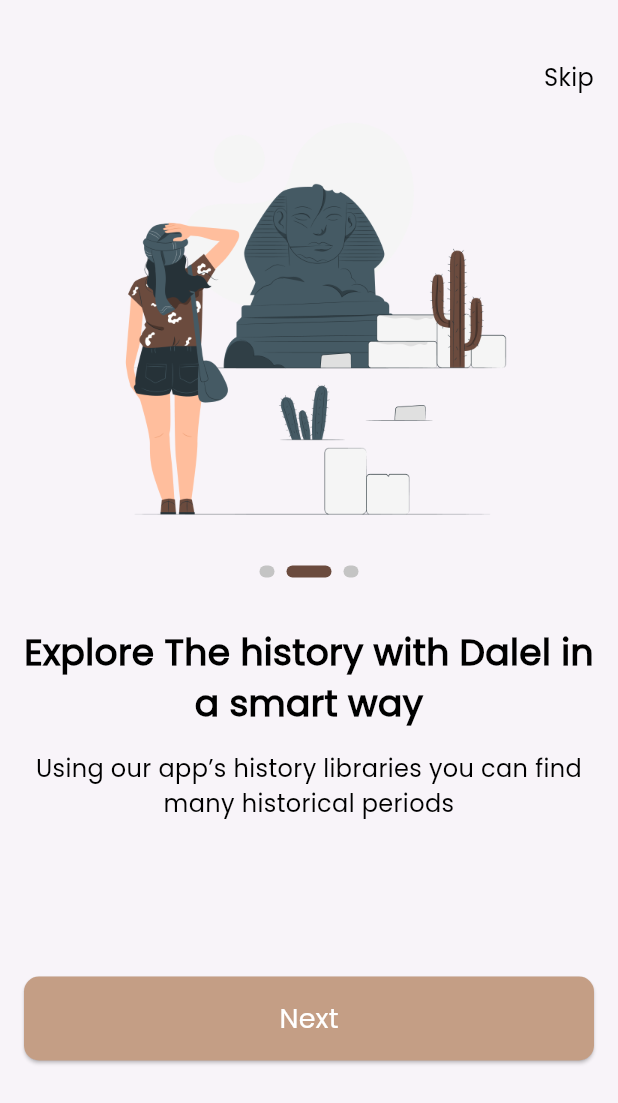
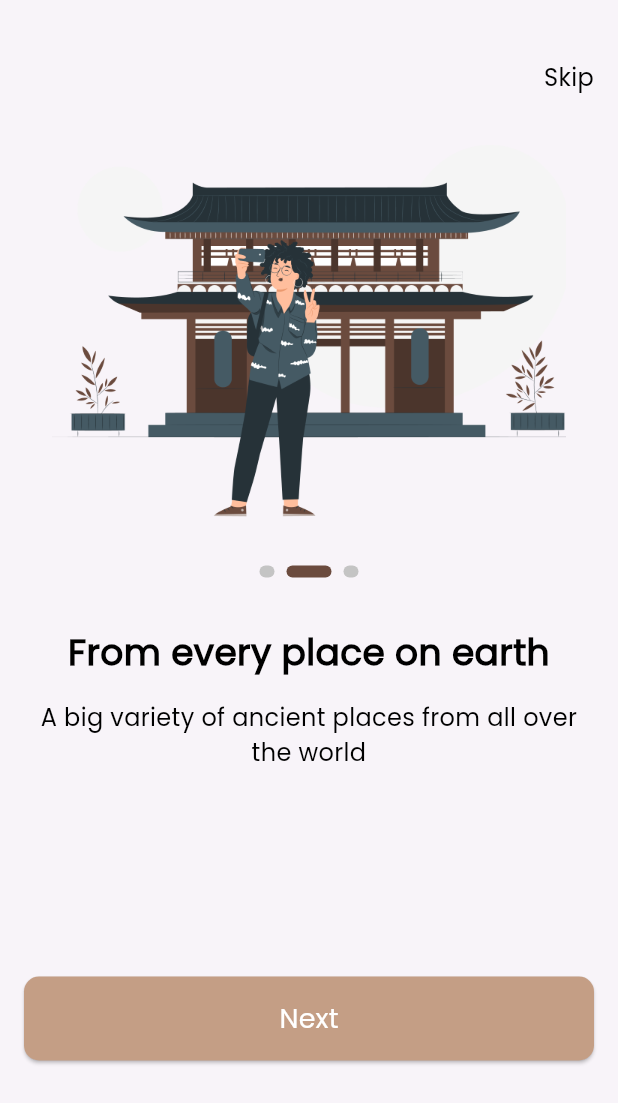
Before and after one commit to Redaessa7/dalel, a Flutter app: the screen it shows after launch, swiped to page 2, on a phone screen of 412 x 824 dp. Shown: the top 1103 px of the screen. Run offline on Flutter 3.47's test engine with Material 3 defaults, Android fonts, the phone set to English and light mode, and no system bars; drawn by our look-alikes of smooth_page_indicator; our stand-ins replace get_it, go_router, shared_preferences.

Commit message:
finish onboarding view

```diff
--- a/lib/core/routes/app_router.dart
+++ b/lib/core/routes/app_router.dart
@@ -1,3 +1,5 @@
+import 'package:dalel/features/auth/presentation/views/signin_view.dart';
+import 'package:dalel/features/auth/presentation/views/signup_view.dart';
 import 'package:dalel/features/onBoarding/presentation/views/on_boarding_view.dart';
 import 'package:dalel/features/splash/presentation/views/splash_view.dart';
 import 'package:go_router/go_router.dart';
@@ -6,5 +8,7 @@ final GoRouter router = GoRouter(
   routes: [
     GoRoute(path: "/", builder: (context, state) => SplashView()),
     GoRoute(path: "/onBoarding", builder: (context, state) => OnBoardingView()),
+    GoRoute(path: "/signup", builder: (context, state) => SignupView()),
+    GoRoute(path: "/signin", builder: (context, state) => SigninView()),
   ],
 );
--- /dev/null
+++ b/lib/features/onBoarding/data/models/on_boarding_model.dart
@@ -0,0 +1,33 @@
+import 'package:dalel/core/utils/app_assets.dart';
+
+class OnBoardingModel {
+  final String pathImage;
+  final String title;
+  final String subTitle;
+
+  OnBoardingModel({
+    required this.pathImage,
+    required this.title,
+    required this.subTitle,
+  });
+}
+
+List<OnBoardingModel> onBoardingData = [
+  OnBoardingModel(
+    title: "Explore The history with Dalel in a smart way",
+    subTitle:
+        "Using our app’s history libraries  you can find many historical periods",
+    pathImage: Assets.imagesOnBoarding1,
+  ),
+  OnBoardingModel(
+    title: "From every place on earth",
+    subTitle: "A big variety of ancient places from all over the world",
+    pathImage: Assets.imagesOnBoarding2,
+  ),
+  OnBoardingModel(
+    title: "Using modern AI technology for better user experience",
+    subTitle:
+        "AI provide recommendations and helps you to continue the search journey",
+    pathImage: Assets.imagesOnBoarding3,
+  ),
+];
--- /dev/null
+++ b/lib/features/onBoarding/presentation/functions/on_boarding.dart
@@ -0,0 +1,6 @@
+import 'package:dalel/core/database/cache/cache_helper.dart';
+import 'package:dalel/core/services/services_locator.dart';
+
+void onBoardingVisited() {
+  getIt<CacheHelper>().save(key: "onBoardingVisitedKey", value: true);
+}
--- a/lib/features/onBoarding/presentation/views/on_boarding_view.dart
+++ b/lib/features/onBoarding/presentation/views/on_boarding_view.dart
@@ -1,11 +1,20 @@
-import 'package:dalel/core/utils/app_strings.dart';
-import 'package:dalel/core/widgets/custom_button.dart';
+import 'package:dalel/core/functions/navigation.dart';
+import 'package:dalel/features/onBoarding/presentation/functions/on_boarding.dart';
 import 'package:dalel/features/onBoarding/presentation/widgets/custom_nav_bar.dart';
+import 'package:dalel/features/onBoarding/presentation/widgets/get_buttons.dart';
 import 'package:dalel/features/onBoarding/presentation/widgets/on_boarding_body.dart';
 import 'package:flutter/material.dart';
 
-class OnBoardingView extends StatelessWidget {
+class OnBoardingView extends StatefulWidget {
   const OnBoardingView({super.key});
+
+  @override
+  State<OnBoardingView> createState() => _OnBoardingViewState();
+}
+
+class _OnBoardingViewState extends State<OnBoardingView> {
+  final PageController controller = PageController(initialPage: 0);
+  int? currentIndex;
 
   @override
   Widget build(BuildContext context) {
@@ -17,10 +26,22 @@ class OnBoardingView extends StatelessWidget {
             physics: BouncingScrollPhysics(),
             children: [
               const SizedBox(height: 40),
-              const CustomNavBar(),
-              OnBoardingBody(),
+              CustomNavBar(
+                onTap: () {
+                  onBoardingVisited();
+                  goNavigatePushReplacement(context, "/signin");
+                },
+              ),
+              OnBoardingBody(
+                controller: controller,
+                onPageChanged: (index) {
+                  setState(() {
+                    currentIndex = index;
+                  });
+                },
+              ),
               const SizedBox(height: 88),
-              CustomButton(onPressed: () {}, text: AppStrings.next),
+              GetButtons(currentIndex: currentIndex, controller: controller),
               const SizedBox(height: 16),
             ],
           ),
--- a/lib/features/onBoarding/presentation/widgets/custom_nav_bar.dart
+++ b/lib/features/onBoarding/presentation/widgets/custom_nav_bar.dart
@@ -3,16 +3,19 @@ import 'package:dalel/core/utils/app_text_styles.dart';
 import 'package:flutter/material.dart';
 
 class CustomNavBar extends StatelessWidget {
-  const CustomNavBar({super.key});
-
+  const CustomNavBar({super.key, required this.onTap});
+  final void Function()? onTap;
   @override
   Widget build(BuildContext context) {
     return Align(
       alignment: Alignment.centerRight,
-      child: Text(
-        AppStrings.skip,
-        style: CustomTextStyles.Poppins300Style16.copyWith(
-          fontWeight: FontWeight.w400,
+      child: GestureDetector(
+        onTap: onTap,
+        child: Text(
+          AppStrings.skip,
+          style: CustomTextStyles.Poppins300Style16.copyWith(
+            fontWeight: FontWeight.w400,
+          ),
         ),
       ),
     );
--- /dev/null
+++ b/lib/features/onBoarding/presentation/widgets/get_buttons.dart
@@ -0,0 +1,55 @@
+import 'package:dalel/core/functions/navigation.dart';
+import 'package:dalel/core/utils/app_strings.dart';
+import 'package:dalel/core/utils/app_text_styles.dart';
+import 'package:dalel/core/widgets/custom_button.dart';
+import 'package:dalel/features/onBoarding/data/models/on_boarding_model.dart';
+import 'package:dalel/features/onBoarding/presentation/functions/on_boarding.dart';
+import 'package:flutter/material.dart';
+
+class GetButtons extends StatelessWidget {
+  const GetButtons({
+    super.key,
+    required this.currentIndex,
+    required this.controller,
+  });
+  final int? currentIndex;
+  final PageController controller;
+  @override
+  Widget build(BuildContext context) {
+    Widget button = currentIndex == onBoardingData.length - 1
+        ? Column(
+            children: [
+              CustomButton(
+                onPressed: () {
+                  onBoardingVisited();
+                  goNavigatePushReplacement(context, "/signup");
+                },
+                text: AppStrings.createAccount,
+              ),
+              SizedBox(height: 16),
+              GestureDetector(
+                onTap: () {
+                  goNavigatePushReplacement(context, "/signin");
+                },
+                child: Text(
+                  AppStrings.loginNow,
+                  style: CustomTextStyles.Poppins300Style16.copyWith(
+                    fontWeight: FontWeight.w400,
+                    decoration: TextDecoration.underline,
+                  ),
+                ),
+              ),
+            ],
+          )
+        : CustomButton(
+            onPressed: () {
+              controller.nextPage(
+                duration: Duration(microseconds: 200),
+                curve: Curves.bounceIn,
+              );
+            },
+            text: AppStrings.next,
+          );
+    return button;
+  }
+}
--- a/lib/features/onBoarding/presentation/widgets/on_boarding_body.dart
+++ b/lib/features/onBoarding/presentation/widgets/on_boarding_body.dart
@@ -1,19 +1,24 @@
-import 'package:dalel/core/utils/app_assets.dart';
 import 'package:dalel/core/utils/app_text_styles.dart';
+import 'package:dalel/features/onBoarding/data/models/on_boarding_model.dart';
 import 'package:dalel/features/onBoarding/presentation/widgets/custom_sooth_page_indicator.dart';
 import 'package:flutter/material.dart';
 
 class OnBoardingBody extends StatelessWidget {
-  OnBoardingBody({super.key});
-
-  final PageController _controller = PageController();
+  const OnBoardingBody({
+    super.key,
+    required this.controller,
+    required this.onPageChanged,
+  });
+  final PageController controller;
+  final Function(int?) onPageChanged;
   @override
   Widget build(BuildContext context) {
     return SizedBox(
       height: 500,
       child: PageView.builder(
-        controller: _controller,
-        itemCount: 3,
+        onPageChanged: onPageChanged,
+        controller: controller,
+        itemCount: onBoardingData.length,
         itemBuilder: (context, index) {
           return Column(
             crossAxisAlignment: CrossAxisAlignment.center,
@@ -23,16 +28,16 @@ class OnBoardingBody extends StatelessWidget {
                 width: 343,
                 decoration: BoxDecoration(
                   image: DecorationImage(
-                    image: AssetImage(Assets.imagesOnBoarding1),
+                    image: AssetImage(onBoardingData[index].pathImage),
                     fit: BoxFit.fill,
                   ),
                 ),
               ),
               SizedBox(height: 24),
-              CustomSoothPageIndicator(controller: _controller),
+              CustomSoothPageIndicator(controller: controller),
               SizedBox(height: 32),
               Text(
-                "Explore The history with Dalel in a smart way",
+                onBoardingData[index].title,
                 style: CustomTextStyles.Poppins500Style24.copyWith(
                   fontWeight: FontWeight.bold,
                 ),
@@ -42,7 +47,7 @@ class OnBoardingBody extends StatelessWidget {
               ),
               SizedBox(height: 16),
               Text(
-                "Using our app’s history libraries you can find many historical periods ",
+                onBoardingData[index].subTitle,
                 style: CustomTextStyles.Poppins300Style16,
                 textAlign: TextAlign.center,
                 maxLines: 2,
--- a/pubspec.yaml
+++ b/pubspec.yaml
@@ -36,6 +36,8 @@ dependencies:
   cupertino_icons: ^1.0.8
   go_router: ^16.2.0
   smooth_page_indicator: ^1.2.1
+  shared_preferences: ^2.5.3
+  get_it: ^8.2.0
 
 dev_dependencies:
   flutter_test:
```
Also changed, not shown: lib/core/database/cache/cache_helper.dart (added, +50 -0 lines), lib/core/services/services_locator.dart (added, +7 -0 lines), lib/features/auth/presentation/views/signin_view.dart (added, +10 -0 lines), lib/features/auth/presentation/views/signup_view.dart (added, +10 -0 lines), lib/features/splash/presentation/views/splash_view.dart (+9 -3 lines), lib/main.dart (+6 -1 lines), pubspec.lock, 1 other file.
